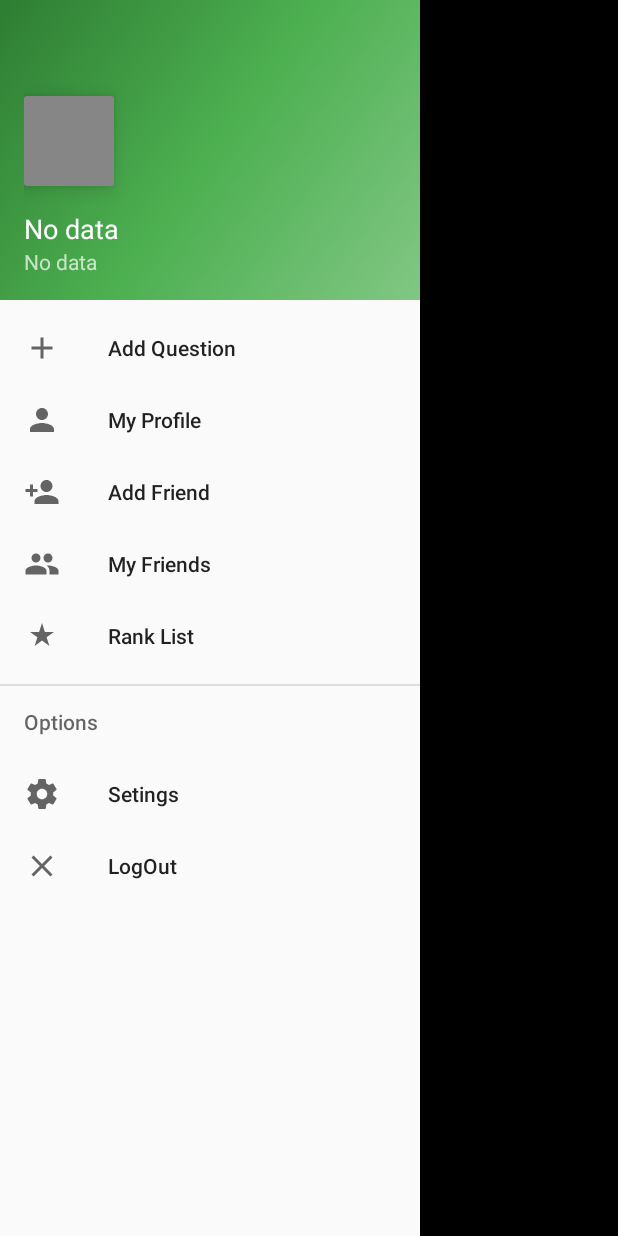
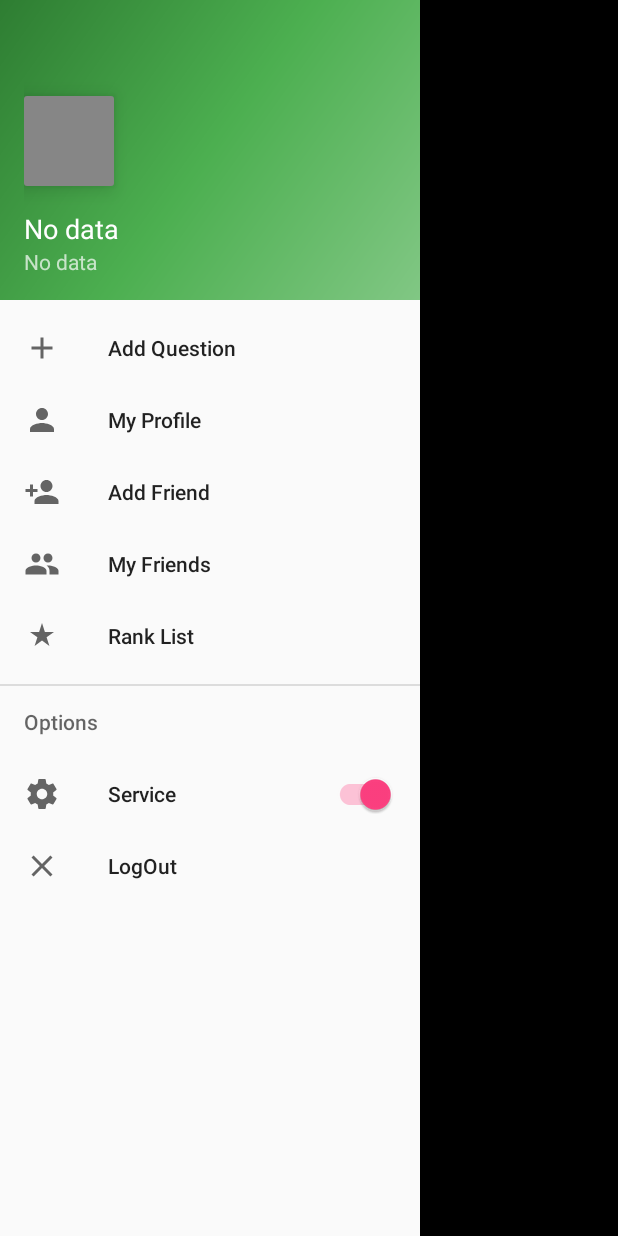
Before and after one commit to nikolan92/BuyMeADrink, an Android app: the MainActivity screen opened directly, with no data from a screen before it, with the side drawer open, on a phone screen of 412 x 824 dp. Run offline under Robolectric (Android 15) with nearby library versions, the phone set to English and light mode, and no system bars; our stand-ins replace Volley; libraries missing offline, so code that uses them is left out: com.arlib.floatingsearchview; 10 statements that could not run were skipped.

Commit message:
Added service turn on/off

```diff
--- a/app/src/main/java/com/project/mosis/buymeadrink/Application/MyAplication.java
+++ b/app/src/main/java/com/project/mosis/buymeadrink/Application/MyAplication.java
@@ -12,6 +12,14 @@ import com.project.mosis.buymeadrink.DataLayer.DataObject.User;
 public class MyAplication extends Application{
 
     private User user=null;
+    private boolean serviceSettings = true;
+
+    public boolean getServiceSettings(){
+        return serviceSettings;
+    }
+    public void setServiceSetings(boolean serviceSettings){
+        this.serviceSettings = serviceSettings;
+    }
 
     public User getUser(){
         return this.user;
--- /dev/null
+++ b/app/src/main/res/layout/service_on_off.xml
@@ -0,0 +1,10 @@
+<?xml version="1.0" encoding="utf-8"?>
+<LinearLayout xmlns:android="http://schemas.android.com/apk/res/android"
+              android:orientation="horizontal" android:layout_width="match_parent"
+              android:layout_height="match_parent">
+
+    <android.support.v7.widget.SwitchCompat
+        android:id= "@+id/service_switcher"
+        android:layout_width="fill_parent"
+        android:layout_height="match_parent"/>
+</LinearLayout>
--- a/app/src/main/res/menu/activity_main_drawer.xml
+++ b/app/src/main/res/menu/activity_main_drawer.xml
@@ -1,5 +1,6 @@
 <?xml version="1.0" encoding="utf-8"?>
-<menu xmlns:android="http://schemas.android.com/apk/res/android">
+<menu xmlns:android="http://schemas.android.com/apk/res/android"
+      xmlns:app="http://schemas.android.com/apk/res-auto">
 
     <group>
         <item
@@ -27,9 +28,10 @@
     <item android:title="Options">
         <menu>
             <item
-                android:id="@+id/nav_setings"
+                android:id="@+id/nav_service"
                 android:icon="@drawable/ic_settings"
-                android:title="Setings" />
+                app:actionLayout="@layout/service_on_off"
+                android:title="Service" />
             <item
                 android:id="@+id/nav_log_out"
                 android:icon="@drawable/ic_log_out"
```
Also changed, not shown: app/src/main/java/com/project/mosis/buymeadrink/Application/SaveSharedPreference.java (+13 -2 lines), app/src/main/java/com/project/mosis/buymeadrink/MainActivity.java (+77 -10 lines), app/src/main/java/com/project/mosis/buymeadrink/SplashScreenActivity.java (+7 -5 lines), app/src/main/ic_default_user_image-web.png, app/src/main/res/mipmap-hdpi/ic_default_user_image.png, app/src/main/res/mipmap-mdpi/ic_default_user_image.png, app/src/main/res/mipmap-xhdpi/ic_default_user_image.png, app/src/main/res/mipmap-xxhdpi/ic_default_user_image.png, app/src/main/res/mipmap-xxxhdpi/ic_default_user_image.png.
